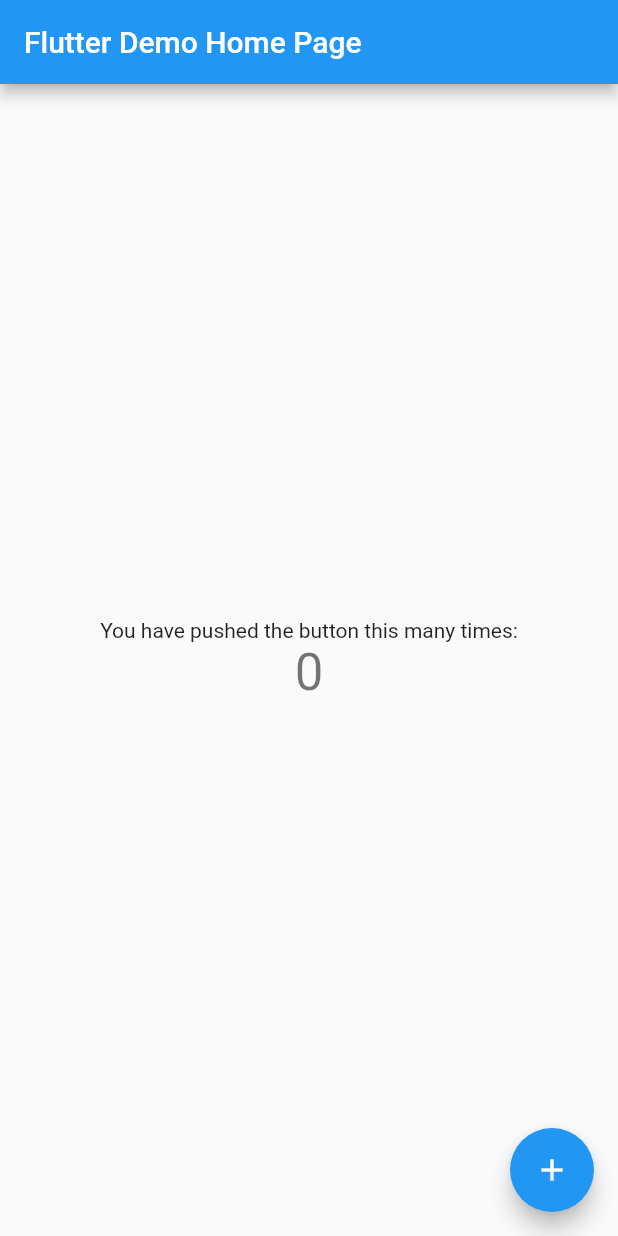
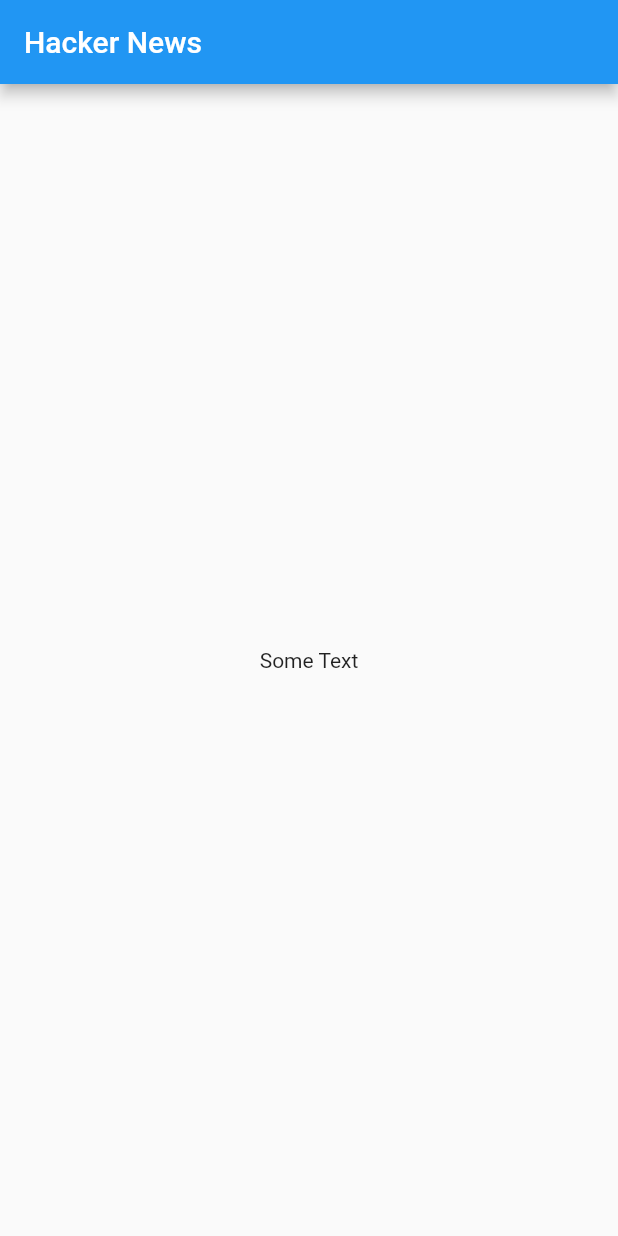
Before and after one commit to soni-aditya/flutter_mobx_hacker_news, a Flutter app: the screen it shows after launch, on a phone screen of 412 x 824 dp. Run offline on Flutter 3.47's test engine with Material 2 defaults, Android fonts, the phone set to English and light mode, and no system bars.

Commit message:
feature : added depencencies and did code cleanup

```diff
--- a/lib/main.dart
+++ b/lib/main.dart
@@ -1,4 +1,5 @@
 import 'package:flutter/material.dart';
+import 'package:flutter_mobx_test/screens/home.dart';
 
 void main() => runApp(MyApp());
 
@@ -9,102 +10,10 @@ class MyApp extends StatelessWidget {
     return MaterialApp(
       title: 'Flutter Demo',
       theme: ThemeData(
-        // This is the theme of your application.
-        //
-        // Try running your application with "flutter run". You'll see the
-        // application has a blue toolbar. Then, without quitting the app, try
-        // changing the primarySwatch below to Colors.green and then invoke
-        // "hot reload" (press "r" in the console where you ran "flutter run",
-        // or press Run > Flutter Hot Reload in a Flutter IDE). Notice that the
-        // counter didn't reset back to zero; the application is not restarted.
+
         primarySwatch: Colors.blue,
       ),
-      home: MyHomePage(title: 'Flutter Demo Home Page'),
+      home: Home(),
     );
   }
 }
-
-class MyHomePage extends StatefulWidget {
-  MyHomePage({Key key, this.title}) : super(key: key);
-
-  // This widget is the home page of your application. It is stateful, meaning
-  // that it has a State object (defined below) that contains fields that affect
-  // how it looks.
-
-  // This class is the configuration for the state. It holds the values (in this
-  // case the title) provided by the parent (in this case the App widget) and
-  // used by the build method of the State. Fields in a Widget subclass are
-  // always marked "final".
-
-  final String title;
-
-  @override
-  _MyHomePageState createState() => _MyHomePageState();
-}
-
-class _MyHomePageState extends State<MyHomePage> {
-  int _counter = 0;
-
-  void _incrementCounter() {
-    setState(() {
-      // This call to setState tells the Flutter framework that something has
-      // changed in this State, which causes it to rerun the build method below
-      // so that the display can reflect the updated values. If we changed
-      // _counter without calling setState(), then the build method would not be
-      // called again, and so nothing would appear to happen.
-      _counter++;
-    });
-  }
-
-  @override
-  Widget build(BuildContext context) {
-    // This method is rerun every time setState is called, for instance as done
-    // by the _incrementCounter method above.
-    //
-    // The Flutter framework has been optimized to make rerunning build methods
-    // fast, so that you can just rebuild anything that needs updating rather
-    // than having to individually change instances of widgets.
-    return Scaffold(
-      appBar: AppBar(
-        // Here we take the value from the MyHomePage object that was created by
-        // the App.build method, and use it to set our appbar title.
-        title: Text(widget.title),
-      ),
-      body: Center(
-        // Center is a layout widget. It takes a single child and positions it
-        // in the middle of the parent.
-        child: Column(
-          // Column is also layout widget. It takes a list of children and
-          // arranges them vertically. By default, it sizes itself to fit its
-          // children horizontally, and tries to be as tall as its parent.
-          //
-          // Invoke "debug painting" (press "p" in the console, choose the
-          // "Toggle Debug Paint" action from the Flutter Inspector in Android
-          // Studio, or the "Toggle Debug Paint" command in Visual Studio Code)
-          // to see the wireframe for each widget.
-          //
-          // Column has various properties to control how it sizes itself and
-          // how it positions its children. Here we use mainAxisAlignment to
-          // center the children vertically; the main axis here is the vertical
-          // axis because Columns are vertical (the cross axis would be
-          // horizontal).
-          mainAxisAlignment: MainAxisAlignment.center,
-          children: <Widget>[
-            Text(
-              'You have pushed the button this many times:',
-            ),
-            Text(
-              '$_counter',
-              style: Theme.of(context).textTheme.display1,
-            ),
-          ],
-        ),
-      ),
-      floatingActionButton: FloatingActionButton(
-        onPressed: _incrementCounter,
-        tooltip: 'Increment',
-        child: Icon(Icons.add),
-      ), // This trailing comma makes auto-formatting nicer for build methods.
-    );
-  }
-}
--- /dev/null
+++ b/lib/screens/home.dart
@@ -0,0 +1,15 @@
+import 'package:flutter/material.dart';
+
+class Home extends StatelessWidget {
+  @override
+  Widget build(BuildContext context) {
+    return Scaffold(
+      appBar: AppBar(
+        title: Text('Hacker News'),
+      ),
+      body: Center(
+        child: Text('Some Text'),
+      ),
+    );
+  }
+}
--- a/pubspec.yaml
+++ b/pubspec.yaml
@@ -23,10 +23,12 @@ dependencies:
   # The following adds the Cupertino Icons font to your application.
   # Use with the CupertinoIcons class for iOS style icons.
   cupertino_icons: ^0.1.2
+  mobx:
 
 dev_dependencies:
   flutter_test:
     sdk: flutter
+  mobx_codegen:
 
 # For information on the generic Dart part of this file, see the
 # following page: https://www.dartlang.org/tools/pub/pubspec
```
Also changed, not shown: pubspec.lock.
